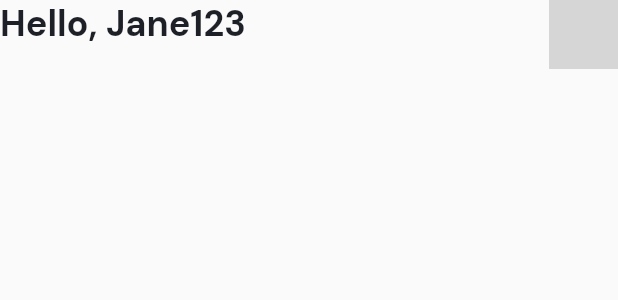
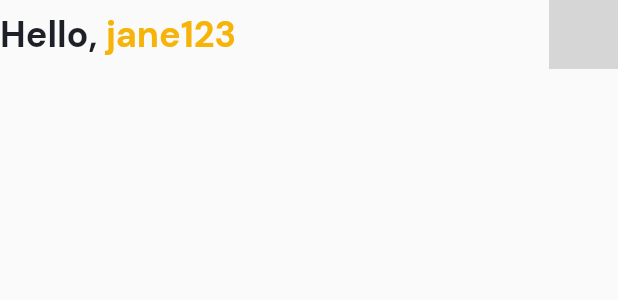
Before and after one commit to ChebacGrigore/Cycle_for_Lisbon_flutter, a Flutter app: the ProfileButton widget shown alone on an empty page, opened directly, on a phone screen of 412 x 824 dp. Shown: the top 300 px of the screen. Run offline on Flutter 3.47's test engine with Material 2 defaults, Android fonts, the phone set to English and light mode, and no system bars; our stand-ins replace easy_localization, flutter_map, flutter_riverpod, flutter_svg, google_fonts, latlong2; network calls fail; grey boxes are pictures that could not be loaded.

Commit message:
screen update

```diff
--- a/lib/view/screens/auth/setup_profile.dart
+++ b/lib/view/screens/auth/setup_profile.dart
@@ -1,6 +1,7 @@
 import 'package:cfl/shared/buildcontext_ext.dart';
 import 'package:cfl/view/screens/auth/signup.dart';
-import 'package:cfl/view/screens/home/home_screen.dart';
+
+import 'package:cfl/view/screens/home/layout.dart';
 import 'package:cfl/view/styles/styles.dart';
 import 'package:easy_localization/easy_localization.dart';
 import 'package:flutter/gestures.dart';
@@ -112,7 +113,7 @@ class SetupProfile extends StatelessWidget {
                   child: ElevatedButton(
                     style: AppComponentThemes.elevatedButtonTheme(),
                     onPressed: () {
-                      context.pushReplacement(const HomeScreen());
+                      context.pushReplacement(const Layout());
                     },
                     child: Text(
                       'save'.tr(),
--- a/lib/view/screens/home/home_screen.dart
+++ b/lib/view/screens/home/home_screen.dart
@@ -21,12 +21,20 @@ class _HomeScreenState extends State<HomeScreen> {
   Widget build(BuildContext context) {
     return Scaffold(
       backgroundColor: AppColors.background,
-      body: SingleChildScrollView(
+      body: Container(
+        height: MediaQuery.of(context).size.height,
+        decoration: const BoxDecoration(gradient: AppColors.whiteBgGradient),
+        child: SingleChildScrollView(
           child: SafeArea(
             child: Padding(
               padding: const EdgeInsets.only(
-                left: 16, right: 16, top: 16, bottom: 200),
+                left: 20,
+                right: 20,
+                top: 40,
+                bottom: 200,
+              ),
               child: homeBuilder(),
+            ),
           ),
         ),
       ),
@@ -354,23 +362,56 @@ class ProfileButton extends StatelessWidget {
   });
   final VoidCallback? onTap;
   final String greeting;
+
   @override
   Widget build(BuildContext context) {
     return GestureDetector(
       onTap: onTap,
       child: Row(
-        crossAxisAlignment: CrossAxisAlignment.start,
+        crossAxisAlignment: CrossAxisAlignment.center,
         mainAxisAlignment: MainAxisAlignment.spaceBetween,
         children: [
+          greeting.contains('Bem vindo') || greeting.contains('Welcome')
+              ? Column(
+                  crossAxisAlignment: CrossAxisAlignment.start,
+                  children: [
                     Text(
-            greeting.contains('Welcome')
-                ? '$greeting,\n jane123'
-                : '$greeting, Jane123',
+                      '$greeting, ',
                       style: GoogleFonts.dmSans(
                         fontSize: 24,
                         fontWeight: FontWeight.bold,
                         color: AppColors.primaryColor,
                       ),
+                    ),
+                    Text(
+                      'jane123',
+                      style: GoogleFonts.dmSans(
+                        fontSize: 24,
+                        fontWeight: FontWeight.bold,
+                        color: AppColors.accentColor,
+                      ),
+                    ),
+                  ],
+                )
+              : Row(
+                  children: [
+                    Text(
+                      '$greeting, ',
+                      style: GoogleFonts.dmSans(
+                        fontSize: 24,
+                        fontWeight: FontWeight.bold,
+                        color: AppColors.primaryColor,
+                      ),
+                    ),
+                    Text(
+                      'jane123',
+                      style: GoogleFonts.dmSans(
+                        fontSize: 24,
+                        fontWeight: FontWeight.bold,
+                        color: AppColors.accentColor,
+                      ),
+                    ),
+                  ],
                 ),
           InkWell(
             onTap: onTap,
--- a/lib/view/screens/home/layout.dart
+++ b/lib/view/screens/home/layout.dart
@@ -26,7 +26,7 @@ class _LayoutState extends State<Layout> {
               alignment: Alignment.bottomCenter,
               child: SafeArea(
                 child: Container(
-                  height: 100,
+                  height: 80,
                   color: Colors.transparent,
                   padding: const EdgeInsets.only(
                       left: 12, right: 12, bottom: 12, top: 5),
```
Lines whose indentation alone changed are shown as unchanged.
